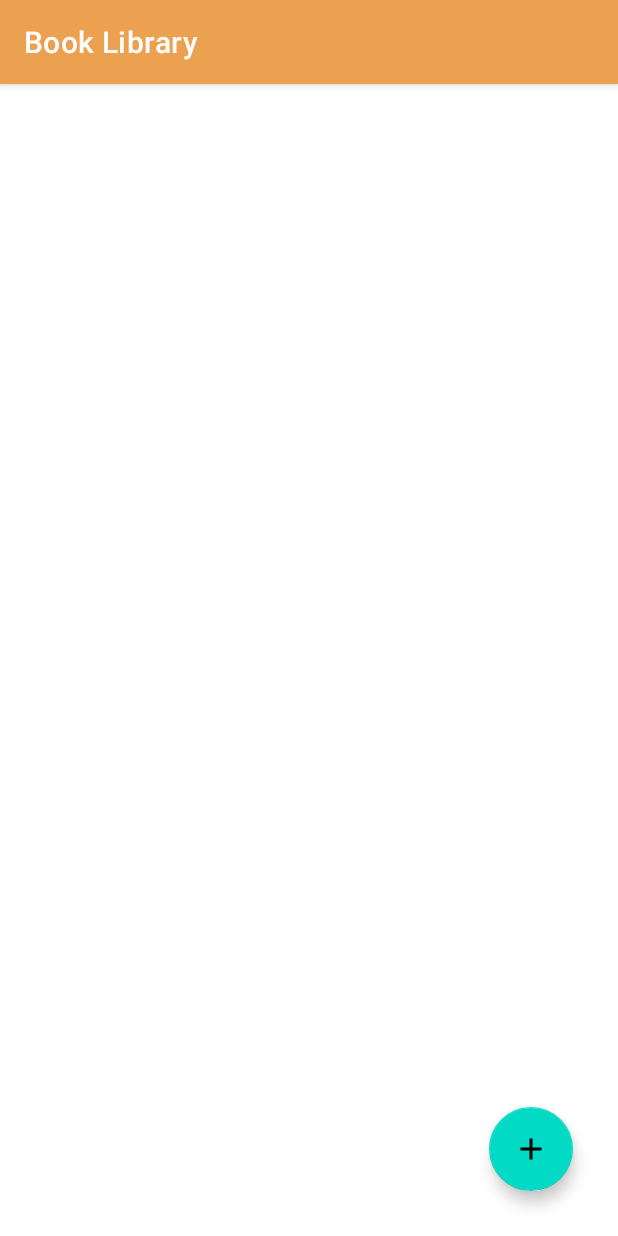
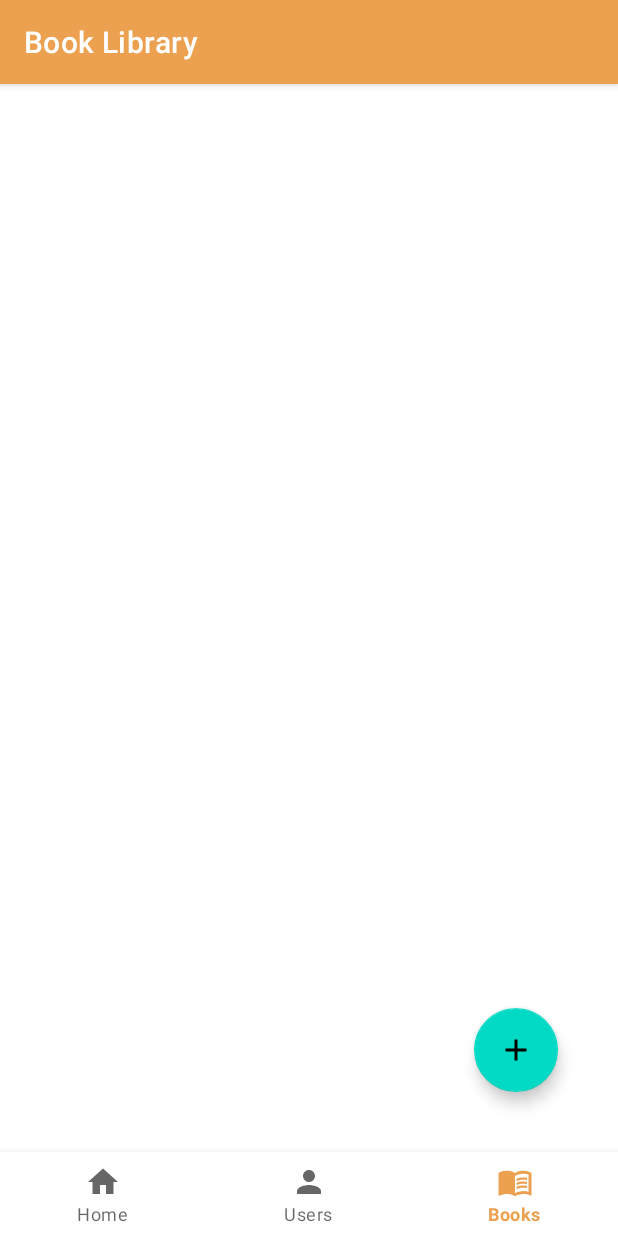
Before and after one commit to GuiLeoIPS/ProjetoPAM, an Android app: the MainActivity screen opened directly, with no data from a screen before it, on a phone screen of 412 x 824 dp. Run offline under Robolectric (Android 15) with nearby library versions, the phone set to English and light mode, and no system bars.

Commit message:
Bottom navigation bar

```diff
--- a/app/build.gradle
+++ b/app/build.gradle
@@ -33,6 +33,7 @@ dependencies {
     implementation 'androidx.appcompat:appcompat:1.5.1'
     implementation 'com.google.android.material:material:1.7.0'
     implementation 'androidx.constraintlayout:constraintlayout:2.1.4'
+    implementation 'com.google.android.material:material:1.0.0'
     testImplementation 'junit:junit:4.13.2'
     androidTestImplementation 'androidx.test.ext:junit:1.1.4'
     androidTestImplementation 'androidx.test.espresso:espresso-core:3.5.0'
--- a/app/src/main/java/pt/ips/pam/projetopam/MainActivity.java
+++ b/app/src/main/java/pt/ips/pam/projetopam/MainActivity.java
@@ -1,5 +1,6 @@
 package pt.ips.pam.projetopam;
 
+import androidx.annotation.NonNull;
 import androidx.annotation.Nullable;
 import androidx.appcompat.app.AppCompatActivity;
 import androidx.recyclerview.widget.GridLayoutManager;
@@ -8,10 +9,13 @@ import androidx.recyclerview.widget.RecyclerView;
 import android.content.Intent;
 import android.database.Cursor;
 import android.os.Bundle;
+import android.view.MenuItem;
 import android.view.View;
 import android.widget.Toast;
 
+import com.google.android.material.bottomnavigation.BottomNavigationView;
 import com.google.android.material.floatingactionbutton.FloatingActionButton;
+import com.google.android.material.navigation.NavigationBarView;
 
 import java.util.ArrayList;
 
@@ -29,6 +33,37 @@ public class MainActivity extends AppCompatActivity {
 
         super.onCreate(savedInstanceState);
         setContentView(R.layout.activity_main);
+
+        BottomNavigationView bottomNavigationView = findViewById(R.id.bottom_navigation_books);
+
+        bottomNavigationView.setSelectedItemId(R.id.books);
+        bottomNavigationView.setOnItemSelectedListener(new NavigationBarView.OnItemSelectedListener() {
+            @Override
+            public boolean onNavigationItemSelected(@NonNull MenuItem item) {
+
+
+                switch(item.getItemId()){
+                    case R.id.home:
+                        startActivity(new Intent(getApplicationContext(),HomeActivity.class));
+                        overridePendingTransition(0,0);
+                        return true;
+
+                    case R.id.user:
+                        startActivity(new Intent(getApplicationContext(), UsersActivity.class));
+                        overridePendingTransition(0,0);
+                        return true;
+
+                    case R.id.books:
+                        return true;
+
+                }
+
+
+
+                return false;
+            }
+        });
+
 
         recyclerview = findViewById(R.id.recyclerView);
         add_button = findViewById(R.id.add_button);
--- /dev/null
+++ b/app/src/main/res/drawable/ic_home.xml
@@ -0,0 +1,5 @@
+<vector android:height="24dp" android:tint="#000000"
+    android:viewportHeight="24" android:viewportWidth="24"
+    android:width="24dp" xmlns:android="http://schemas.android.com/apk/res/android">
+    <path android:fillColor="@android:color/white" android:pathData="M10,20v-6h4v6h5v-8h3L12,3 2,12h3v8z"/>
+</vector>
--- /dev/null
+++ b/app/src/main/res/drawable/ic_menu_book.xml
@@ -0,0 +1,8 @@
+<vector android:autoMirrored="true" android:height="24dp"
+    android:tint="#000000" android:viewportHeight="24"
+    android:viewportWidth="24" android:width="24dp" xmlns:android="http://schemas.android.com/apk/res/android">
+    <path android:fillColor="@android:color/white" android:pathData="M21,5c-1.11,-0.35 -2.33,-0.5 -3.5,-0.5c-1.95,0 -4.05,0.4 -5.5,1.5c-1.45,-1.1 -3.55,-1.5 -5.5,-1.5S2.45,4.9 1,6v14.65c0,0.25 0.25,0.5 0.5,0.5c0.1,0 0.15,-0.05 0.25,-0.05C3.1,20.45 5.05,20 6.5,20c1.95,0 4.05,0.4 5.5,1.5c1.35,-0.85 3.8,-1.5 5.5,-1.5c1.65,0 3.35,0.3 4.75,1.05c0.1,0.05 0.15,0.05 0.25,0.05c0.25,0 0.5,-0.25 0.5,-0.5V6C22.4,5.55 21.75,5.25 21,5zM21,18.5c-1.1,-0.35 -2.3,-0.5 -3.5,-0.5c-1.7,0 -4.15,0.65 -5.5,1.5V8c1.35,-0.85 3.8,-1.5 5.5,-1.5c1.2,0 2.4,0.15 3.5,0.5V18.5z"/>
+    <path android:fillColor="@android:color/white" android:pathData="M17.5,10.5c0.88,0 1.73,0.09 2.5,0.26V9.24C19.21,9.09 18.36,9 17.5,9c-1.7,0 -3.24,0.29 -4.5,0.83v1.66C14.13,10.85 15.7,10.5 17.5,10.5z"/>
+    <path android:fillColor="@android:color/white" android:pathData="M13,12.49v1.66c1.13,-0.64 2.7,-0.99 4.5,-0.99c0.88,0 1.73,0.09 2.5,0.26V11.9c-0.79,-0.15 -1.64,-0.24 -2.5,-0.24C15.8,11.66 14.26,11.96 13,12.49z"/>
+    <path android:fillColor="@android:color/white" android:pathData="M17.5,14.33c-1.7,0 -3.24,0.29 -4.5,0.83v1.66c1.13,-0.64 2.7,-0.99 4.5,-0.99c0.88,0 1.73,0.09 2.5,0.26v-1.52C19.21,14.41 18.36,14.33 17.5,14.33z"/>
+</vector>
--- /dev/null
+++ b/app/src/main/res/drawable/ic_person.xml
@@ -0,0 +1,5 @@
+<vector android:height="24dp" android:tint="#000000"
+    android:viewportHeight="24" android:viewportWidth="24"
+    android:width="24dp" xmlns:android="http://schemas.android.com/apk/res/android">
+    <path android:fillColor="@android:color/white" android:pathData="M12,12c2.21,0 4,-1.79 4,-4s-1.79,-4 -4,-4 -4,1.79 -4,4 1.79,4 4,4zM12,14c-2.67,0 -8,1.34 -8,4v2h16v-2c0,-2.66 -5.33,-4 -8,-4z"/>
+</vector>
--- a/app/src/main/res/layout/activity_main.xml
+++ b/app/src/main/res/layout/activity_main.xml
@@ -8,12 +8,14 @@
 
     <androidx.recyclerview.widget.RecyclerView
         android:id="@+id/recyclerView"
-        android:layout_width="match_parent"
-        android:layout_height="match_parent"
+        android:layout_width="0dp"
+        android:layout_height="0dp"
         android:layout_marginStart="1dp"
         android:layout_marginTop="1dp"
         android:layout_marginEnd="1dp"
+        app:layout_constraintBottom_toTopOf="@+id/bottom_navigation_books"
         app:layout_constraintEnd_toEndOf="parent"
+        app:layout_constraintHorizontal_bias="0.0"
         app:layout_constraintStart_toStartOf="parent"
         app:layout_constraintTop_toTopOf="parent" />
 
@@ -21,10 +23,19 @@
         android:id="@+id/add_button"
         android:layout_width="wrap_content"
         android:layout_height="wrap_content"
-        android:layout_marginEnd="30dp"
-        android:layout_marginBottom="30dp"
+        android:layout_marginEnd="40dp"
+        android:layout_marginBottom="40dp"
         android:clickable="true"
+        app:layout_constraintBottom_toTopOf="@+id/bottom_navigation_books"
+        app:layout_constraintEnd_toEndOf="parent"
+        app:srcCompat="@drawable/ic_add" />
+
+    <com.google.android.material.bottomnavigation.BottomNavigationView
+        android:id="@+id/bottom_navigation_books"
+        android:layout_width="match_parent"
+        android:layout_height="wrap_content"
+        app:menu="@menu/menu_bar_admin"
         app:layout_constraintBottom_toBottomOf="parent"
         app:layout_constraintEnd_toEndOf="parent"
-        app:srcCompat="@drawable/ic_add" />
+        app:layout_constraintStart_toStartOf="parent" />
 </androidx.constraintlayout.widget.ConstraintLayout>
--- /dev/null
+++ b/app/src/main/res/menu/menu_bar_admin.xml
@@ -0,0 +1,20 @@
+<?xml version="1.0" encoding="utf-8"?>
+<menu xmlns:android="http://schemas.android.com/apk/res/android">
+
+    <item
+        android:id="@+id/home"
+        android:icon="@drawable/ic_home"
+        android:title="Home"></item>
+
+    <item
+        android:id="@+id/user"
+        android:icon="@drawable/ic_person"
+        android:title="Users"></item>
+
+    <item
+        android:id="@+id/books"
+        android:icon="@drawable/ic_menu_book"
+        android:title="Books"></item>
+
+
+</menu>
```
Also changed, not shown: app/src/main/AndroidManifest.xml (+20 -8 lines), app/src/main/java/pt/ips/pam/projetopam/HomeActivity.java (added, +50 -0 lines), app/src/main/java/pt/ips/pam/projetopam/UsersActivity.java (added, +51 -0 lines), app/src/main/res/layout/activity_home.xml (added, +28 -0 lines), app/src/main/res/layout/activity_users.xml (added, +28 -0 lines).
